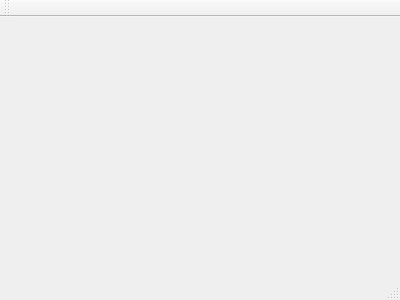
First picture: the form in mainwindow.ui, repository johnny897/QtLessons, before the edit.
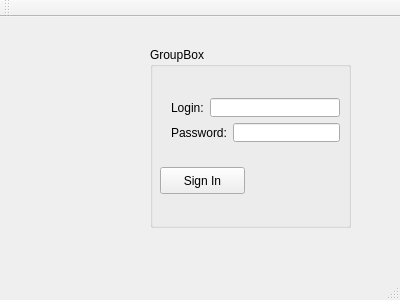
Second picture: the form after the edit.

Diff of the .ui file:
```diff
--- a/mainwindow.ui
+++ b/mainwindow.ui
@@ -12,13 +12,95 @@
   <property name="windowTitle" >
    <string>MainWindow</string>
   </property>
-  <widget class="QMenuBar" name="menuBar" />
-  <widget class="QToolBar" name="mainToolBar" />
-  <widget class="QWidget" name="centralWidget" />
-  <widget class="QStatusBar" name="statusBar" />
+  <widget class="QWidget" name="centralWidget">
+   <widget class="QGroupBox" name="groupBox">
+    <property name="geometry">
+     <rect>
+      <x>150</x>
+      <y>30</y>
+      <width>201</width>
+      <height>181</height>
+     </rect>
+    </property>
+    <property name="title">
+     <string>GroupBox</string>
+    </property>
+    <widget class="QPushButton" name="pushButton">
+     <property name="geometry">
+      <rect>
+       <x>10</x>
+       <y>120</y>
+       <width>85</width>
+       <height>27</height>
+      </rect>
+     </property>
+     <property name="text">
+      <string>Sign In</string>
+     </property>
+    </widget>
+    <widget class="QWidget" name="">
+     <property name="geometry">
+      <rect>
+       <x>10</x>
+       <y>40</y>
+       <width>191</width>
+       <height>66</height>
+      </rect>
+     </property>
+     <layout class="QVBoxLayout" name="verticalLayout">
+      <item>
+       <layout class="QGridLayout" name="gridLayout">
+        <item row="0" column="0">
+         <widget class="QLabel" name="label">
+          <property name="text">
+           <string>Login:</string>
+          </property>
+         </widget>
+        </item>
+        <item row="0" column="1">
+         <widget class="QLineEdit" name="login"/>
+        </item>
+       </layout>
+      </item>
+      <item>
+       <layout class="QHBoxLayout" name="horizontalLayout_2">
+        <item>
+         <widget class="QLabel" name="label_2">
+          <property name="text">
+           <string>Password:</string>
+          </property>
+         </widget>
+        </item>
+        <item>
+         <widget class="QLineEdit" name="password"/>
+        </item>
+       </layout>
+      </item>
+     </layout>
+    </widget>
+   </widget>
+  </widget>
+  <widget class="QMenuBar" name="menuBar">
+   <property name="geometry">
+    <rect>
+     <x>0</x>
+     <y>0</y>
+     <width>400</width>
+     <height>27</height>
+    </rect>
+   </property>
+  </widget>
+  <widget class="QToolBar" name="mainToolBar">
+   <attribute name="toolBarArea">
+    <enum>TopToolBarArea</enum>
+   </attribute>
+   <attribute name="toolBarBreak">
+    <bool>false</bool>
+   </attribute>
+  </widget>
+  <widget class="QStatusBar" name="statusBar"/>
  </widget>
- <layoutDefault spacing="6" margin="11" />
- <pixmapfunction></pixmapfunction>
+ <layoutdefault spacing="6" margin="11"/>
  <resources/>
  <connections/>
 </ui>
```
Left out of the diff: 7 changed lines with no effect on the pictures.
